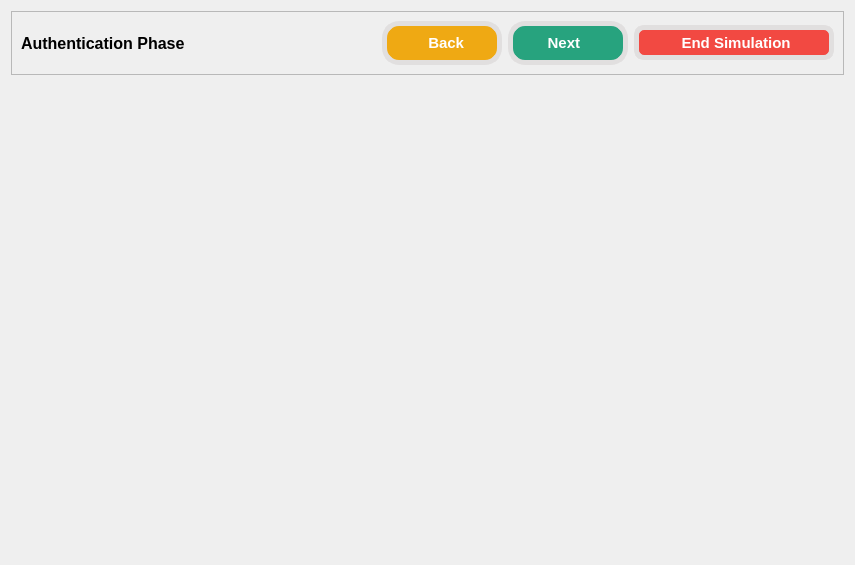
Before: the Qt Designer form src/views/authenticate_view.ui in devforgely/MFA-Simulator, drawn with Qt 5.
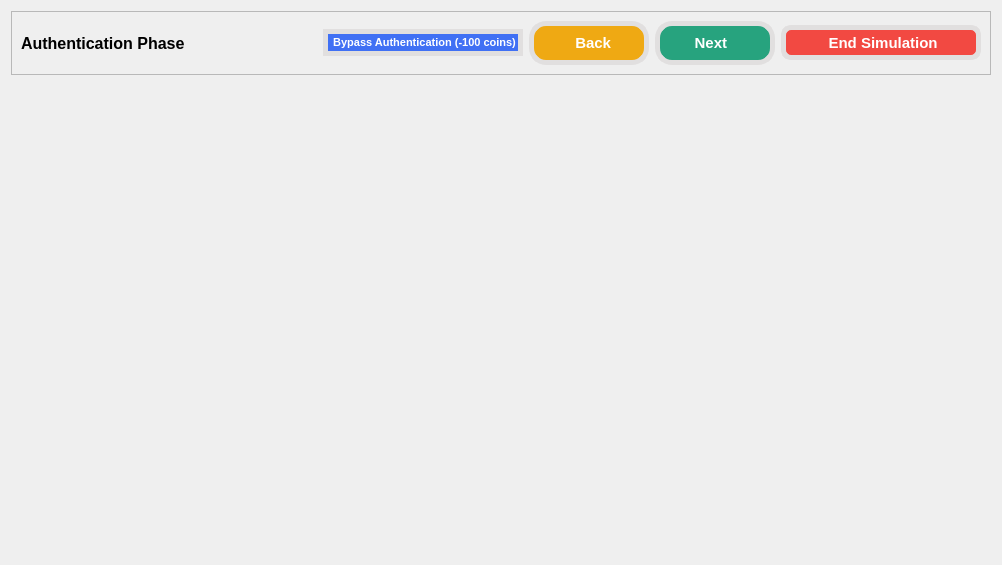
After: the same form once the commit is applied. Icons and pictures are not drawn.

```diff
--- a/src/views/authenticate_view.ui
+++ b/src/views/authenticate_view.ui
@@ -6,7 +6,7 @@
    <rect>
     <x>0</x>
     <y>0</y>
-    <width>855</width>
+    <width>1002</width>
     <height>565</height>
    </rect>
   </property>
@@ -22,7 +22,6 @@
 
 #frame QPushButton {
 	padding: 2px;
-	font-size: 11pt;
 	font-weight: 550;
 	color: white;
 	border: 5px solid #e1dfdf;
@@ -30,28 +29,33 @@
 
 #back_btn {
 	border-radius: 17px;
+	font-size: 11pt;
 	background-color: #efa913;
 }
 
-#back_btn:disabled {
-	background-color: #e1dfdf;
-	color: gray;
-}
-
 #next_btn {
 	border-radius: 17px;
+	font-size: 11pt;
 	background-color: #27a37e;
 }
 
-#next_btn:disabled {
-	background-color: #e1dfdf;
-	color: gray;
-}
-
 #end_btn {
 	border-radius: 10px;
+	font-size: 11pt;
 	background-color: #F24942;
-}</string>
+}
+
+#bypass_btn {
+	font-size: 8pt;
+	background-color: #4070f4;
+}
+
+#back_btn:disabled, #next_btn:disabled, #bypass_btn:disabled {
+	background-color: #e1dfdf;
+	color: gray;
+}
+
+</string>
   </property>
   <layout class="QVBoxLayout" name="verticalLayout">
    <item>
@@ -76,6 +80,23 @@
         </property>
        </widget>
       </item>
+      <item>
+       <widget class="QPushButton" name="bypass_btn">
+        <property name="sizePolicy">
+         <sizepolicy hsizetype="Maximum" vsizetype="Fixed">
+          <horstretch>0</horstretch>
+          <verstretch>0</verstretch>
+         </sizepolicy>
+        </property>
+        <property name="text">
+         <string> Bypass Authentication (-100 coins)</string>
+        </property>
+        <property name="icon">
+         <iconset>
+          <normaloff>../resources/icons/key.svg</normaloff>../resources/icons/key.svg</iconset>
+        </property>
+       </widget>
+      </item>
       <item>
        <widget class="QPushButton" name="back_btn">
         <property name="minimumSize">
```
